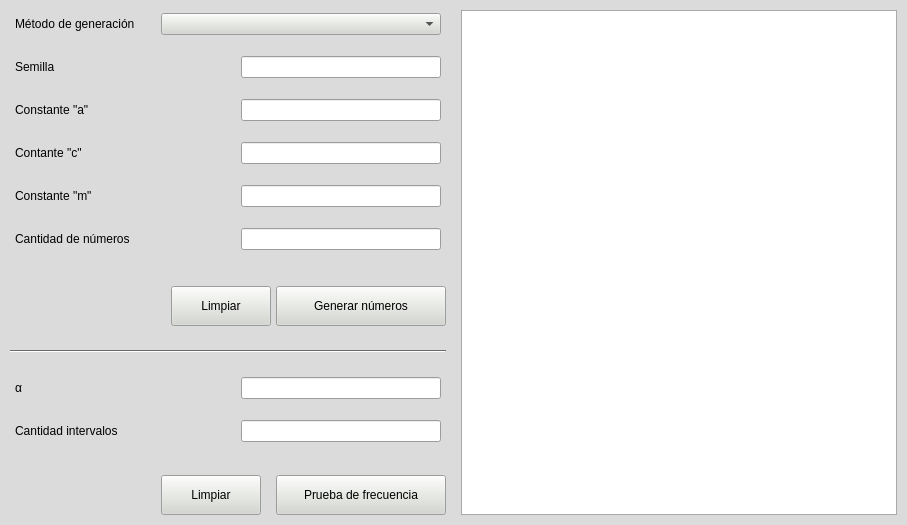
Qt form generador_numeros/interfaz/ventana_generador_numeros.ui (MMariatti/SIM4K4) before a commit.
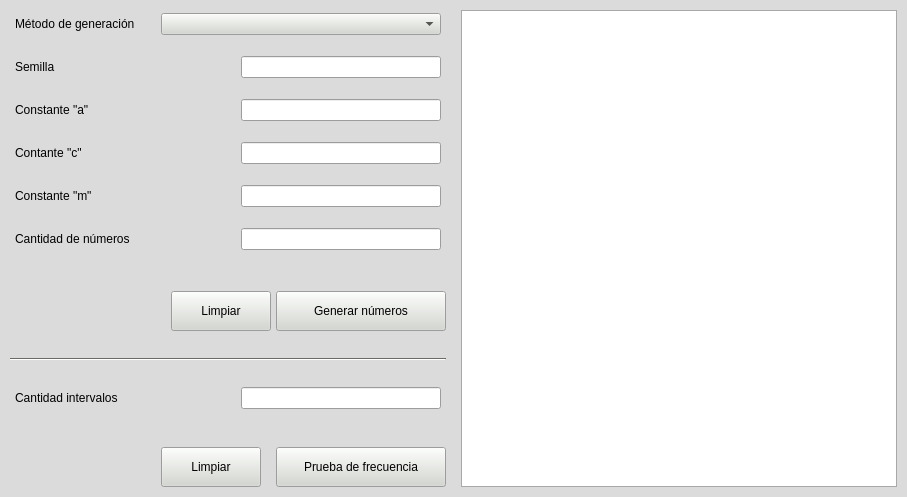
The same form after that commit. Icons and pictures are not drawn.

Commit message: Quito campo alfa y mejoro interaccion en botones

Patch:
```diff
--- a/generador_numeros/interfaz/ventana_generador_numeros.ui
+++ b/generador_numeros/interfaz/ventana_generador_numeros.ui
@@ -7,7 +7,7 @@
     <x>0</x>
     <y>0</y>
     <width>907</width>
-    <height>479</height>
+    <height>474</height>
    </rect>
   </property>
   <property name="palette">
@@ -148,6 +148,15 @@
        </color>
       </brush>
      </colorrole>
+     <colorrole role="PlaceholderText">
+      <brush brushstyle="NoBrush">
+       <color alpha="128">
+        <red>0</red>
+        <green>0</green>
+        <blue>0</blue>
+       </color>
+      </brush>
+     </colorrole>
     </active>
     <inactive>
      <colorrole role="WindowText">
@@ -285,6 +294,15 @@
        </color>
       </brush>
      </colorrole>
+     <colorrole role="PlaceholderText">
+      <brush brushstyle="NoBrush">
+       <color alpha="128">
+        <red>0</red>
+        <green>0</green>
+        <blue>0</blue>
+       </color>
+      </brush>
+     </colorrole>
     </inactive>
     <disabled>
      <colorrole role="WindowText">
@@ -422,6 +440,15 @@
        </color>
       </brush>
      </colorrole>
+     <colorrole role="PlaceholderText">
+      <brush brushstyle="NoBrush">
+       <color alpha="128">
+        <red>0</red>
+        <green>0</green>
+        <blue>0</blue>
+       </color>
+      </brush>
+     </colorrole>
     </disabled>
    </palette>
   </property>
@@ -808,7 +835,7 @@
             <property name="sizeHint" stdset="0">
              <size>
               <width>0</width>
-              <height>15</height>
+              <height>20</height>
              </size>
             </property>
            </spacer>
@@ -857,6 +884,9 @@
               <property name="text">
                <string>Limpiar</string>
               </property>
+              <property name="autoDefault">
+               <bool>true</bool>
+              </property>
              </widget>
             </item>
             <item>
@@ -870,6 +900,9 @@
               <property name="text">
                <string>Generar números</string>
               </property>
+              <property name="autoDefault">
+               <bool>true</bool>
+              </property>
              </widget>
             </item>
            </layout>
@@ -879,7 +912,7 @@
             <property name="minimumSize">
              <size>
               <width>0</width>
-              <height>15</height>
+              <height>20</height>
              </size>
             </property>
             <property name="orientation">
@@ -905,61 +938,6 @@
              <number>3</number>
             </property>
             <item>
-             <widget class="QLabel" name="lbl_alfa">
-              <property name="text">
-               <string>α</string>
-              </property>
-             </widget>
-            </item>
-            <item>
-             <spacer name="spacer_horizontal_7">
-              <property name="orientation">
-               <enum>Qt::Horizontal</enum>
-              </property>
-              <property name="sizeHint" stdset="0">
-               <size>
-                <width>0</width>
-                <height>0</height>
-               </size>
-              </property>
-             </spacer>
-            </item>
-            <item>
-             <widget class="QLineEdit" name="txt_alfa">
-              <property name="sizePolicy">
-               <sizepolicy hsizetype="Fixed" vsizetype="Fixed">
-                <horstretch>0</horstretch>
-                <verstretch>0</verstretch>
-               </sizepolicy>
-              </property>
-              <property name="minimumSize">
-               <size>
-                <width>200</width>
-                <height>0</height>
-               </size>
-              </property>
-             </widget>
-            </item>
-           </layout>
-          </item>
-          <item>
-           <layout class="QHBoxLayout" name="lyt_horizontal_3_8">
-            <property name="spacing">
-             <number>5</number>
-            </property>
-            <property name="leftMargin">
-             <number>5</number>
-            </property>
-            <property name="topMargin">
-             <number>3</number>
-            </property>
-            <property name="rightMargin">
-             <number>5</number>
-            </property>
-            <property name="bottomMargin">
-             <number>3</number>
-            </property>
-            <item>
              <widget class="QLabel" name="lbl_cantidad_intervalos">
               <property name="text">
                <string>Cantidad intervalos</string>
@@ -967,7 +945,7 @@
              </widget>
             </item>
             <item>
-             <spacer name="spacer_horizontal_8">
+             <spacer name="spacer_horizontal_7">
               <property name="orientation">
                <enum>Qt::Horizontal</enum>
               </property>
@@ -1002,15 +980,15 @@
             <property name="sizeHint" stdset="0">
              <size>
               <width>0</width>
-              <height>15</height>
+              <height>20</height>
              </size>
             </property>
            </spacer>
           </item>
           <item>
-           <layout class="QHBoxLayout" name="lyt_horizontal_3_9">
+           <layout class="QHBoxLayout" name="lyt_horizontal_3_8">
             <item>
-             <spacer name="spacer_horizontal_9">
+             <spacer name="spacer_horizontal_8">
               <property name="orientation">
                <enum>Qt::Horizontal</enum>
               </property>
@@ -1033,6 +1011,9 @@
               <property name="text">
                <string>Limpiar</string>
               </property>
+              <property name="autoDefault">
+               <bool>true</bool>
+              </property>
              </widget>
             </item>
             <item>
@@ -1046,6 +1027,9 @@
               <property name="text">
                <string>Prueba de frecuencia</string>
               </property>
+              <property name="autoDefault">
+               <bool>true</bool>
+              </property>
              </widget>
             </item>
            </layout>
```
The commit also changes 2 other files.
